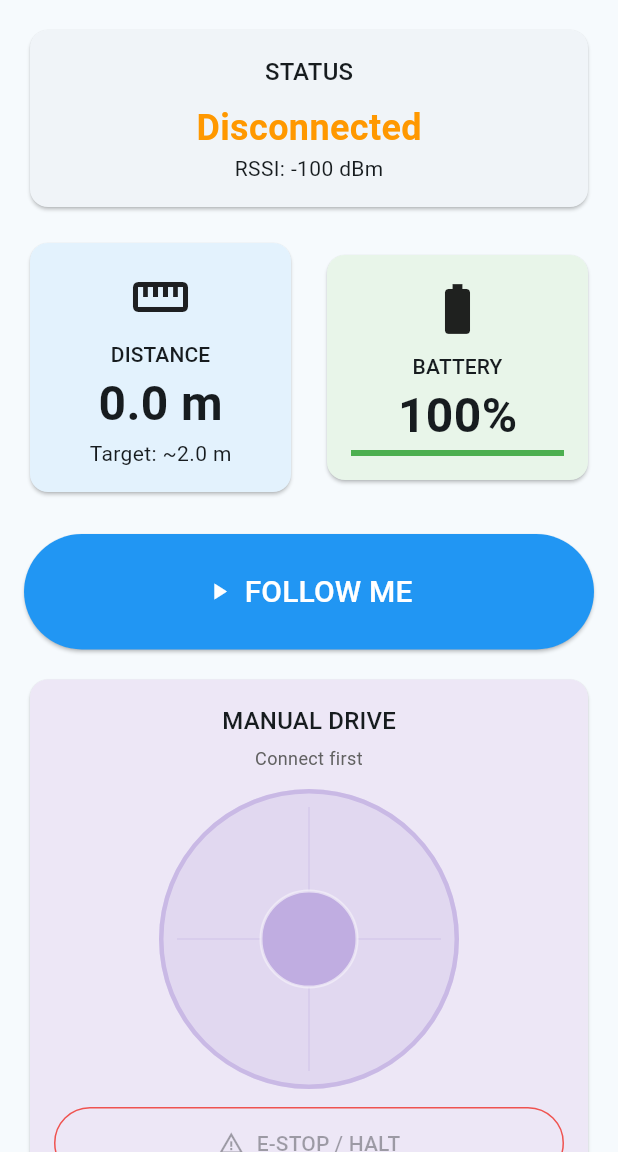
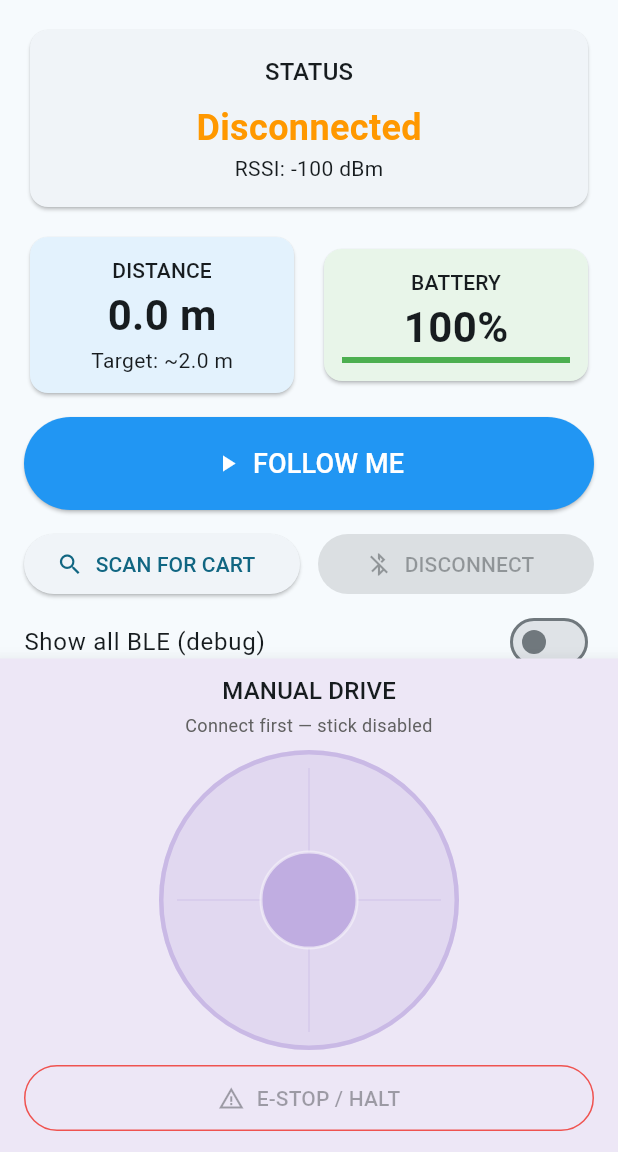
Before and after one commit to beross115/nn-follow-cart, a Flutter app: the screen it shows after launch, on a phone screen of 412 x 824 dp, the part 84-1236 px from its top. Run offline on Flutter 3.47's test engine with Material 3 defaults, Android fonts, the phone set to English and light mode, and no system bars; our stand-ins replace flutter_blue_plus, permission_handler.

Commit message:
fix(app): stop scroll stealing joystick vertical pans
Dock MANUAL DRIVE outside ListView and use an eager pan recognizer so
forward stick motion drives CTRL_DRIVE instead of scrolling the page.
Surface DRIVE write failures in status text.

```diff
--- a/app/lib/main.dart
+++ b/app/lib/main.dart
@@ -1,6 +1,7 @@
 import 'dart:async';
 import 'dart:typed_data';
 
+import 'package:flutter/gestures.dart';
 import 'package:flutter/material.dart';
 import 'package:flutter_blue_plus/flutter_blue_plus.dart';
 import 'package:permission_handler/permission_handler.dart';
@@ -479,14 +480,25 @@ class _CartDashboardState extends State<CartDashboard> {
 
   Future<void> _writeDrive(CartState state, int left, int right) async {
     final c = state.controlChar;
-    if (c == null || !state.isConnected) return;
+    if (c == null || !state.isConnected) {
+      if (mounted && _joyActive) {
+        setState(() => scanStatus = 'Drive blocked — reconnect (no control char)');
+      }
+      return;
+    }
     left = left.clamp(-100, 100);
     right = right.clamp(-100, 100);
     int i8(int v) => v < 0 ? (256 + v) : v;
     final pkt = <int>[kCtrlDrive, i8(left), i8(right)];
     try {
-      await c.write(pkt, withoutResponse: c.properties.writeWithoutResponse);
-    } catch (_) {}
+      // Prefer write-without-response for ~12 Hz stick stream.
+      final noRsp = c.properties.writeWithoutResponse;
+      await c.write(pkt, withoutResponse: noRsp);
+    } catch (e) {
+      if (mounted) {
+        setState(() => scanStatus = 'DRIVE write failed: $e');
+      }
+    }
   }
 
   void _joystickToTracks(double x, double y, void Function(int l, int r) out) {
@@ -603,12 +615,14 @@ class _CartDashboardState extends State<CartDashboard> {
         title: const Text('NN Follow Cart'),
         backgroundColor: Theme.of(context).colorScheme.inversePrimary,
       ),
+      // Stick lives OUTSIDE any scroll view so vertical pans never become page scroll.
       body: Consumer<CartState>(
         builder: (context, cartState, _) {
-          return SingleChildScrollView(
-            padding: const EdgeInsets.all(16),
-            child: Column(
-              crossAxisAlignment: CrossAxisAlignment.stretch,
+          return Column(
+            children: [
+              Expanded(
+                child: ListView(
+                  padding: const EdgeInsets.fromLTRB(16, 16, 16, 8),
                   children: [
                     Card(
                       child: Padding(
@@ -630,7 +644,8 @@ class _CartDashboardState extends State<CartDashboard> {
                                         : Colors.orange,
                               ),
                             ),
-                        Text('RSSI: ${cartState.rssi.toStringAsFixed(0)} dBm'),
+                            Text(
+                                'RSSI: ${cartState.rssi.toStringAsFixed(0)} dBm'),
                             if (scanStatus.isNotEmpty) ...[
                               const SizedBox(height: 8),
                               Text(
@@ -646,25 +661,25 @@ class _CartDashboardState extends State<CartDashboard> {
                         ),
                       ),
                     ),
-                const SizedBox(height: 16),
+                    const SizedBox(height: 12),
                     Row(
                       children: [
                         Expanded(
                           child: Card(
                             color: Colors.blue.shade50,
                             child: Padding(
-                          padding: const EdgeInsets.all(16),
+                              padding: const EdgeInsets.all(12),
                               child: Column(
                                 children: [
-                              const Icon(Icons.straighten, size: 40),
-                              const SizedBox(height: 8),
                                   Text('DISTANCE',
-                                  style:
-                                      Theme.of(context).textTheme.labelLarge),
+                                      style: Theme.of(context)
+                                          .textTheme
+                                          .labelLarge),
                                   Text(
                                     '${cartState.estimatedDistance.toStringAsFixed(1)} m',
                                     style: const TextStyle(
-                                    fontSize: 32, fontWeight: FontWeight.bold),
+                                        fontSize: 28,
+                                        fontWeight: FontWeight.bold),
                                   ),
                                   const Text('Target: ~2.0 m'),
                                 ],
@@ -672,23 +687,23 @@ class _CartDashboardState extends State<CartDashboard> {
                             ),
                           ),
                         ),
-                    const SizedBox(width: 16),
+                        const SizedBox(width: 12),
                         Expanded(
                           child: Card(
                             color: Colors.green.shade50,
                             child: Padding(
-                          padding: const EdgeInsets.all(16),
+                              padding: const EdgeInsets.all(12),
                               child: Column(
                                 children: [
-                              const Icon(Icons.battery_full, size: 40),
-                              const SizedBox(height: 8),
                                   Text('BATTERY',
-                                  style:
-                                      Theme.of(context).textTheme.labelLarge),
+                                      style: Theme.of(context)
+                                          .textTheme
+                                          .labelLarge),
                                   Text(
                                     '${cartState.batteryPercent}%',
                                     style: const TextStyle(
-                                    fontSize: 32, fontWeight: FontWeight.bold),
+                                        fontSize: 28,
+                                        fontWeight: FontWeight.bold),
                                   ),
                                   LinearProgressIndicator(
                                     value: cartState.batteryPercent / 100,
@@ -704,85 +719,38 @@ class _CartDashboardState extends State<CartDashboard> {
                         ),
                       ],
                     ),
-                const SizedBox(height: 24),
+                    const SizedBox(height: 12),
                     ElevatedButton.icon(
                       onPressed: () => _toggleFollowMe(cartState),
-                  icon: Icon(
-                      cartState.isFollowing ? Icons.stop : Icons.play_arrow),
+                      icon: Icon(cartState.isFollowing
+                          ? Icons.stop
+                          : Icons.play_arrow),
                       label: Text(
-                    cartState.isFollowing ? 'STOP FOLLOWING' : 'FOLLOW ME',
-                    style: const TextStyle(fontSize: 20),
+                        cartState.isFollowing
+                            ? 'STOP FOLLOWING'
+                            : 'FOLLOW ME',
+                        style: const TextStyle(fontSize: 18),
                       ),
                       style: ElevatedButton.styleFrom(
-                    padding: const EdgeInsets.symmetric(vertical: 24),
-                    backgroundColor:
-                        cartState.isFollowing ? Colors.red : Colors.blue,
+                        padding: const EdgeInsets.symmetric(vertical: 18),
+                        backgroundColor: cartState.isFollowing
+                            ? Colors.red
+                            : Colors.blue,
                         foregroundColor: Colors.white,
                       ),
                     ),
-                const SizedBox(height: 16),
-                Card(
-                  color: Colors.deepPurple.shade50,
-                  child: Padding(
-                    padding: const EdgeInsets.all(16),
-                    child: Column(
-                      children: [
-                        Text('MANUAL DRIVE',
-                            style: Theme.of(context).textTheme.titleMedium),
-                        const SizedBox(height: 4),
-                        Text(
-                          cartState.isConnected
-                              ? 'Hold stick · release to stop · overrides FOLLOW'
-                              : 'Connect first',
-                          style: TextStyle(
-                              color: Colors.grey.shade700, fontSize: 12),
-                          textAlign: TextAlign.center,
-                        ),
                     const SizedBox(height: 12),
-                        IgnorePointer(
-                          ignoring: !cartState.isConnected,
-                          child: Opacity(
-                            opacity: cartState.isConnected ? 1 : 0.4,
-                            child: DriveJoystick(
-                              size: 200,
-                              onChanged: _onJoyChanged,
-                              onActive: () => _startManualStream(cartState),
-                              onReleased: () => _stopManualStream(),
-                            ),
-                          ),
-                        ),
-                        const SizedBox(height: 12),
-                        SizedBox(
-                          width: double.infinity,
-                          child: OutlinedButton.icon(
-                            onPressed: cartState.isConnected
-                                ? () => _halt(cartState)
-                                : null,
-                            icon: const Icon(Icons.warning_amber),
-                            label: const Text('E-STOP / HALT'),
-                            style: OutlinedButton.styleFrom(
-                              foregroundColor: Colors.red.shade800,
-                              side: BorderSide(color: Colors.red.shade400),
-                              padding:
-                                  const EdgeInsets.symmetric(vertical: 14),
-                            ),
-                          ),
-                        ),
-                      ],
-                    ),
-                  ),
-                ),
-                const SizedBox(height: 24),
                     Row(
                       children: [
                         Expanded(
                           child: ElevatedButton.icon(
                             onPressed: isScanning ? null : _startScan,
                             icon: const Icon(Icons.search),
-                        label: Text(isScanning ? 'SCANNING…' : 'SCAN FOR CART'),
+                            label: Text(
+                                isScanning ? 'SCANNING…' : 'SCAN FOR CART'),
                           ),
                         ),
-                    const SizedBox(width: 16),
+                        const SizedBox(width: 12),
                         Expanded(
                           child: ElevatedButton.icon(
                             onPressed: cartState.isConnected
@@ -795,55 +763,117 @@ class _CartDashboardState extends State<CartDashboard> {
                       ],
                     ),
                     SwitchListTile(
+                      contentPadding: EdgeInsets.zero,
                       title: const Text('Show all BLE (debug)'),
                       value: showAllBle,
                       onChanged: (v) => setState(() => showAllBle = v),
                     ),
                     if (cartHits.isNotEmpty) ...[
-                  const SizedBox(height: 8),
-                  Text('Carts', style: Theme.of(context).textTheme.titleMedium),
+                      Text('Carts',
+                          style: Theme.of(context).textTheme.titleMedium),
                       ...cartHits.map((result) => ListTile(
+                            contentPadding: EdgeInsets.zero,
                             leading: const Icon(Icons.shopping_cart),
                             title: Text(_displayName(result)),
                             subtitle: Text(
                                 'RSSI: ${result.rssi} dBm  ·  ${result.device.remoteId}'),
                             trailing: ElevatedButton(
-                          onPressed: () => _connectToDevice(result.device),
+                              onPressed: () =>
+                                  _connectToDevice(result.device),
                               child: const Text('Connect'),
                             ),
                           )),
                     ],
                     if (showAllBle && _otherBle.isNotEmpty) ...[
-                  const SizedBox(height: 8),
                       Text('Other BLE',
                           style: Theme.of(context).textTheme.titleMedium),
                       ..._otherBle.take(20).map((result) => ListTile(
                             dense: true,
-                        leading: const Icon(Icons.bluetooth, size: 20),
+                            contentPadding: EdgeInsets.zero,
+                            leading:
+                                const Icon(Icons.bluetooth, size: 20),
                             title: Text(_displayName(result),
                                 style: const TextStyle(fontSize: 13)),
                             subtitle: Text('RSSI ${result.rssi}'),
                             trailing: TextButton(
                               child: const Text('Connect'),
-                          onPressed: () => _connectToDevice(result.device),
+                              onPressed: () =>
+                                  _connectToDevice(result.device),
                             ),
                           )),
                     ],
-                const SizedBox(height: 16),
-                const Card(
+                    const SizedBox(height: 8),
+                    const Text(
+                      'Board: NN-Follow-Cart (primary only). Stick sends CTRL_DRIVE; '
+                      'firmware stops if packets pause >400 ms.',
+                      textAlign: TextAlign.center,
+                      style: TextStyle(color: Colors.grey, fontSize: 12),
+                    ),
+                  ],
+                ),
+              ),
+              // Fixed manual-drive dock — not inside ListView.
+              Material(
+                elevation: 10,
+                color: Colors.deepPurple.shade50,
+                child: SafeArea(
+                  top: false,
                   child: Padding(
-                    padding: EdgeInsets.all(16),
-                    child: Text(
-                      'Board advertises as NN-Follow-Cart (control primary only).\n'
-                      'Joystick sends CTRL_DRIVE; firmware stops if packets pause >400 ms.\n'
-                      'Do not keep the cart open in system Bluetooth settings while scanning.',
+                    padding: const EdgeInsets.fromLTRB(16, 10, 16, 12),
+                    child: Column(
+                      mainAxisSize: MainAxisSize.min,
+                      children: [
+                        Text('MANUAL DRIVE',
+                            style: Theme.of(context).textTheme.titleMedium),
+                        const SizedBox(height: 2),
+                        Text(
+                          cartState.isConnected
+                              ? (cartState.isManual
+                                  ? 'Driving… release stick to stop'
+                                  : 'Hold stick · release to stop · overrides FOLLOW')
+                              : 'Connect first — stick disabled',
+                          style: TextStyle(
+                              color: Colors.grey.shade700, fontSize: 12),
                           textAlign: TextAlign.center,
-                      style: TextStyle(color: Colors.grey),
+                        ),
+                        const SizedBox(height: 8),
+                        IgnorePointer(
+                          ignoring: !cartState.isConnected,
+                          child: Opacity(
+                            opacity: cartState.isConnected ? 1 : 0.4,
+                            child: DriveJoystick(
+                              size: 200,
+                              onChanged: _onJoyChanged,
+                              onActive: () =>
+                                  _startManualStream(cartState),
+                              onReleased: () => _stopManualStream(),
+                            ),
+                          ),
+                        ),
+                        const SizedBox(height: 8),
+                        SizedBox(
+                          width: double.infinity,
+                          child: OutlinedButton.icon(
+                            onPressed: cartState.isConnected
+                                ? () => _halt(cartState)
+                                : null,
+                            icon: const Icon(Icons.warning_amber),
+                            label: const Text('E-STOP / HALT'),
+                            style: OutlinedButton.styleFrom(
+                              foregroundColor: Colors.red.shade800,
+                              side:
+                                  BorderSide(color: Colors.red.shade400),
+                              padding: const EdgeInsets.symmetric(
+                                  vertical: 12),
                             ),
                           ),
                         ),
                       ],
                     ),
+                  ),
+                ),
+              ),
+            ],
           );
         },
       ),
@@ -870,6 +900,14 @@ class DriveJoystick extends StatefulWidget {
   State<DriveJoystick> createState() => _DriveJoystickState();
 }
 
+/// Wins against parent scrollables in the gesture arena (vertical stick drags).
+class _EagerPanGestureRecognizer extends PanGestureRecognizer {
+  @override
+  void rejectGesture(int pointer) {
+    acceptGesture(pointer);
+  }
+}
+
 class _DriveJoystickState extends State<DriveJoystick> {
   Offset _knob = Offset.zero; // pixels from center
   bool _down = false;
@@ -884,7 +922,10 @@ class _DriveJoystickState extends State<DriveJoystick> {
     if (d.distance > max) {
       d = Offset.fromDirection(d.direction, max);
     }
-    setState(() => _knob = d);
+    setState(() {
+      _knob = d;
+      _down = true;
+    });
     widget.onChanged(Offset(d.dx / max, d.dy / max));
   }
 
@@ -899,15 +940,29 @@ class _DriveJoystickState extends State<DriveJoystick> {
 
   @override
   Widget build(BuildContext context) {
-    return GestureDetector(
-      onPanStart: (d) {
-        _down = true;
+    return RawGestureDetector(
+      behavior: HitTestBehavior.opaque,
+      gestures: <Type, GestureRecognizerFactory>{
+        _EagerPanGestureRecognizer:
+            GestureRecognizerFactoryWithHandlers<_EagerPanGestureRecognizer>(
+          () => _EagerPanGestureRecognizer(),
+          (_EagerPanGestureRecognizer instance) {
+            instance.onStart = (DragStartDetails d) {
               widget.onActive();
               _update(d.localPosition);
+            };
+            instance.onUpdate = (DragUpdateDetails d) {
+              _update(d.localPosition);
+            };
+            instance.onEnd = (_) {
+              _reset();
+            };
+            instance.onCancel = () {
+              _reset();
+            };
           },
-      onPanUpdate: (d) => _update(d.localPosition),
-      onPanEnd: (_) => _reset(),
-      onPanCancel: _reset,
+        ),
+      },
       child: SizedBox(
         width: widget.size,
         height: widget.size,
```
Lines whose indentation alone changed are shown as unchanged.
